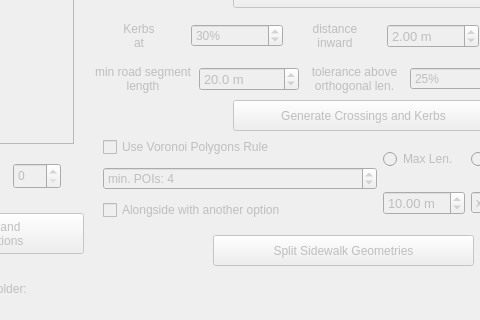
kauevestena/osm_sidewalkreator, file osm_sidewalkreator_dialog_base.ui: the form before one commit; both pictures show x 177 to 657 and y 337 to 657 of the 1010 by 657 pixel window.
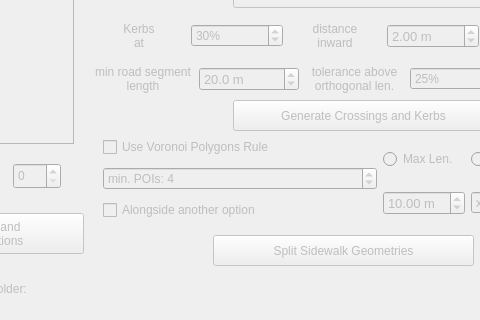
The form after the commit. Icons and pictures are not drawn. Custom widgets are drawn as their Qt base class.

What changed in the file:
```diff
--- a/osm_sidewalkreator_dialog_base.ui
+++ b/osm_sidewalkreator_dialog_base.ui
@@ -906,7 +906,7 @@
          <bool>false</bool>
         </property>
         <property name="text">
-         <string>Alongside with another option</string>
+         <string>Alongside another option</string>
         </property>
        </widget>
       </item>
```
